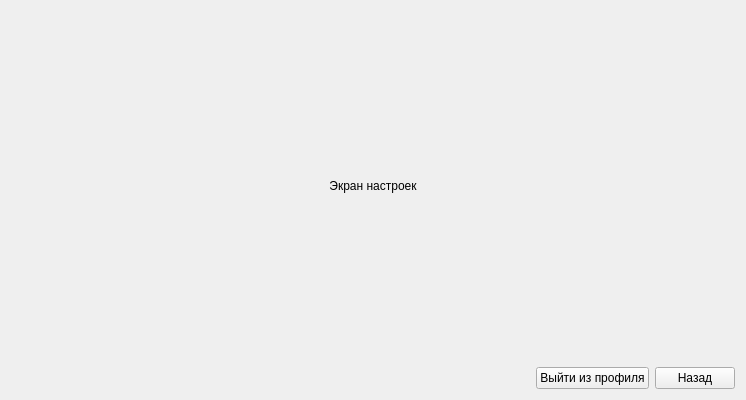
Old version of the form src/ui/page/ui/SettingPage.ui in the repository STyulenev/Architectural-Template-Qt-Widgets.
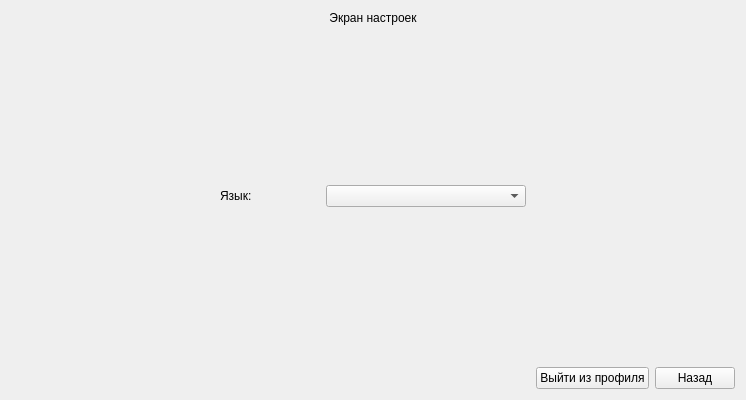
New version of the form.

The edit to the form file:
```diff
--- a/src/ui/page/ui/SettingPage.ui
+++ b/src/ui/page/ui/SettingPage.ui
@@ -13,8 +13,8 @@
   <property name="windowTitle">
    <string/>
   </property>
-  <layout class="QGridLayout" name="gridLayout" rowstretch="20,1">
-   <item row="0" column="0">
+  <layout class="QVBoxLayout" name="verticalLayout_2">
+   <item>
     <widget class="QLabel" name="label">
      <property name="text">
       <string>Экран настроек</string>
@@ -24,7 +24,94 @@
      </property>
     </widget>
    </item>
-   <item row="1" column="0">
+   <item>
+    <layout class="QVBoxLayout" name="verticalLayout">
+     <item>
+      <spacer name="verticalSpacer">
+       <property name="orientation">
+        <enum>Qt::Vertical</enum>
+       </property>
+       <property name="sizeHint" stdset="0">
+        <size>
+         <width>20</width>
+         <height>40</height>
+        </size>
+       </property>
+      </spacer>
+     </item>
+     <item>
+      <layout class="QHBoxLayout" name="horizontalLayout_3">
+       <item>
+        <spacer name="horizontalSpacer_2">
+         <property name="orientation">
+          <enum>Qt::Horizontal</enum>
+         </property>
+         <property name="sizeHint" stdset="0">
+          <size>
+           <width>40</width>
+           <height>20</height>
+          </size>
+         </property>
+        </spacer>
+       </item>
+       <item>
+        <layout class="QHBoxLayout" name="horizontalLayout_2">
+         <item>
+          <widget class="QLabel" name="label_2">
+           <property name="minimumSize">
+            <size>
+             <width>100</width>
+             <height>0</height>
+            </size>
+           </property>
+           <property name="text">
+            <string>Язык:</string>
+           </property>
+          </widget>
+         </item>
+         <item>
+          <widget class="QComboBox" name="languageComboBox">
+           <property name="minimumSize">
+            <size>
+             <width>200</width>
+             <height>0</height>
+            </size>
+           </property>
+          </widget>
+         </item>
+        </layout>
+       </item>
+       <item>
+        <spacer name="horizontalSpacer_3">
+         <property name="orientation">
+          <enum>Qt::Horizontal</enum>
+         </property>
+         <property name="sizeHint" stdset="0">
+          <size>
+           <width>40</width>
+           <height>20</height>
+          </size>
+         </property>
+        </spacer>
+       </item>
+      </layout>
+     </item>
+     <item>
+      <spacer name="verticalSpacer_2">
+       <property name="orientation">
+        <enum>Qt::Vertical</enum>
+       </property>
+       <property name="sizeHint" stdset="0">
+        <size>
+         <width>20</width>
+         <height>40</height>
+        </size>
+       </property>
+      </spacer>
+     </item>
+    </layout>
+   </item>
+   <item>
     <layout class="QHBoxLayout" name="horizontalLayout">
      <item>
       <spacer name="horizontalSpacer">
```
